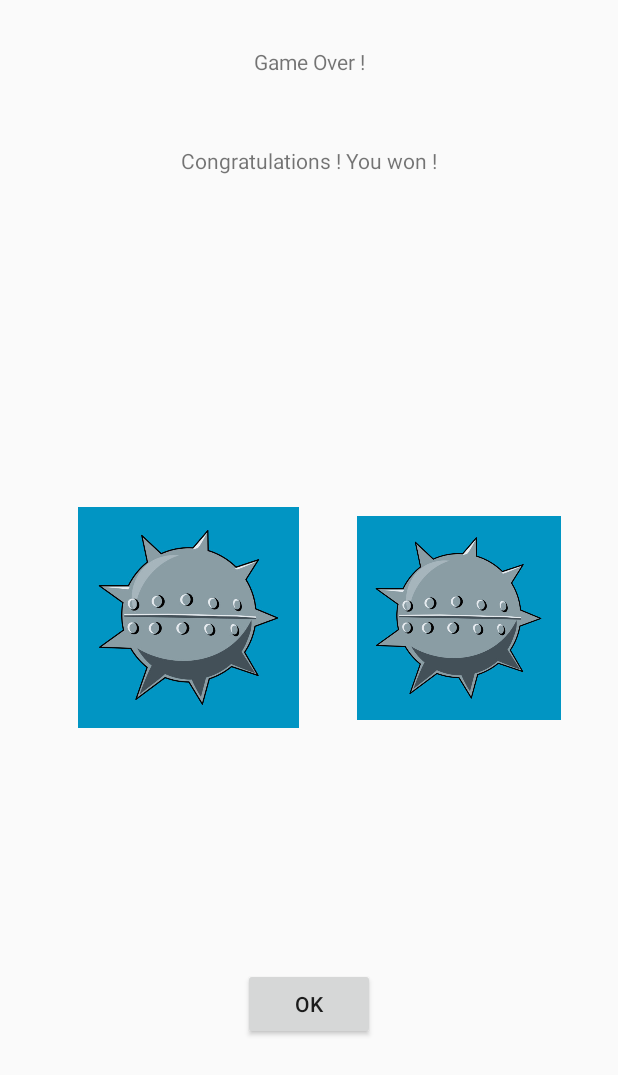
After one commit to hazemelmegharbel/Mine_Seeker_Android, an Android app: the layout congratulations_layout.xml on its own in the app's theme, with its tools: preview values and no code run, on a phone screen of 412 x 824 dp. The commit adds this screen. Shown: the top 1075 px of the screen. Run offline under Robolectric (Android 15) with nearby library versions, the phone set to English and light mode, and no system bars.

Commit message:
[pair: tmarwend,helmegha]. Created Alert Dialogue for Congratulations

```diff
--- /dev/null
+++ b/app/src/main/java/com/example/mine_sweeper/CongratsFragment.java
@@ -0,0 +1,31 @@
+package com.example.mine_sweeper;
+
+import android.app.AlertDialog;
+import android.app.Dialog;
+import android.content.DialogInterface;
+import android.os.Bundle;
+import android.view.LayoutInflater;
+import android.view.View;
+import android.widget.Button;
+
+import androidx.appcompat.app.AppCompatDialogFragment;
+
+public class CongratsFragment extends AppCompatDialogFragment {
+
+    @Override
+    public Dialog onCreateDialog(Bundle savedInstanceState) {
+
+        // Create the view to show
+          View v = LayoutInflater.from(getActivity()).inflate(R.layout.congratulations_layout, null);
+
+          Button btn = v.findViewById(R.id.btnOk);
+          btn.setOnClickListener(new View.OnClickListener() {
+              @Override
+              public void onClick(View v) {
+                  getActivity().finish();
+              }
+          });
+
+        return new AlertDialog.Builder(getActivity()).setView(v).create();
+    }
+}
--- a/app/src/main/java/com/example/mine_sweeper/PlayGameActivity.java
+++ b/app/src/main/java/com/example/mine_sweeper/PlayGameActivity.java
@@ -1,6 +1,7 @@
 package com.example.mine_sweeper;
 
 import androidx.appcompat.app.AppCompatActivity;
+import androidx.fragment.app.FragmentManager;
 
 import android.content.Context;
 import android.content.Intent;
@@ -22,12 +23,15 @@ public class PlayGameActivity extends AppCompatActivity {
 
     @Override
     protected void onCreate(Bundle savedInstanceState) {
+
+
         super.onCreate(savedInstanceState);
         setContentView(R.layout.activity_play_game);
         Toast.makeText(PlayGameActivity.this,"Begin Playing !", Toast.LENGTH_SHORT).show();
         int rows= opt.getRows();
         int cols =opt.getCols();
         int mines=opt.getMines();
+
 
         if(rows==0 || cols==0 || rows == 0)
         {
@@ -181,8 +185,11 @@ public class PlayGameActivity extends AppCompatActivity {
 
     private void checkGame(){
         if(found_mines == opt.getMines()){
-            Toast.makeText(PlayGameActivity.this,"Congratulations, game is over !", Toast.LENGTH_SHORT).show();
-            Toast.makeText(PlayGameActivity.this,"You took " + numOfMoves + " moves", Toast.LENGTH_SHORT).show();
+            FragmentManager manager = getSupportFragmentManager();
+            CongratsFragment dialog = new CongratsFragment();
+            dialog.show(manager,"MessageDialog");
+
+
         }
 
     }
--- /dev/null
+++ b/app/src/main/res/layout/congratulations_layout.xml
@@ -0,0 +1,63 @@
+<?xml version="1.0" encoding="utf-8"?>
+<androidx.constraintlayout.widget.ConstraintLayout xmlns:android="http://schemas.android.com/apk/res/android"
+    xmlns:app="http://schemas.android.com/apk/res-auto"
+    xmlns:tools="http://schemas.android.com/tools"
+    android:layout_width="match_parent"
+    android:layout_height="match_parent">
+
+    <TextView
+        android:id="@+id/textView"
+        android:layout_width="wrap_content"
+        android:layout_height="wrap_content"
+        android:text="Game Over !"
+        app:layout_constraintBottom_toBottomOf="parent"
+        app:layout_constraintEnd_toEndOf="parent"
+        app:layout_constraintStart_toStartOf="parent"
+        app:layout_constraintTop_toTopOf="parent"
+        app:layout_constraintVertical_bias="0.039" />
+
+    <TextView
+        android:id="@+id/textView2"
+        android:layout_width="wrap_content"
+        android:layout_height="wrap_content"
+        android:text="Congratulations ! You won !"
+        app:layout_constraintBottom_toBottomOf="parent"
+        app:layout_constraintEnd_toEndOf="parent"
+        app:layout_constraintStart_toStartOf="parent"
+        app:layout_constraintTop_toBottomOf="@+id/textView"
+        app:layout_constraintVertical_bias="0.062" />
+
+    <ImageView
+        android:id="@+id/imageView2"
+        android:layout_width="147dp"
+        android:layout_height="206dp"
+        android:layout_marginStart="36dp"
+        android:layout_marginLeft="36dp"
+        app:layout_constraintBottom_toBottomOf="parent"
+        app:layout_constraintEnd_toEndOf="parent"
+        app:layout_constraintHorizontal_bias="0.07"
+        app:layout_constraintStart_toStartOf="parent"
+        app:layout_constraintTop_toTopOf="parent"
+        app:layout_constraintVertical_bias="0.499"
+        app:srcCompat="@drawable/sea_mine" />
+
+    <ImageView
+        android:id="@+id/imageView6"
+        android:layout_width="147dp"
+        android:layout_height="136dp"
+        app:layout_constraintBottom_toBottomOf="@+id/imageView2"
+        app:layout_constraintEnd_toEndOf="parent"
+        app:layout_constraintStart_toEndOf="@+id/imageView2"
+        app:layout_constraintTop_toTopOf="@+id/imageView2"
+        app:srcCompat="@drawable/sea_mine" />
+
+    <Button
+        android:id="@+id/btnOk"
+        android:layout_width="wrap_content"
+        android:layout_height="wrap_content"
+        android:text="@android:string/ok"
+        app:layout_constraintBottom_toBottomOf="parent"
+        app:layout_constraintEnd_toEndOf="parent"
+        app:layout_constraintStart_toStartOf="parent"
+        app:layout_constraintTop_toBottomOf="@+id/imageView2" />
+</androidx.constraintlayout.widget.ConstraintLayout>
```
